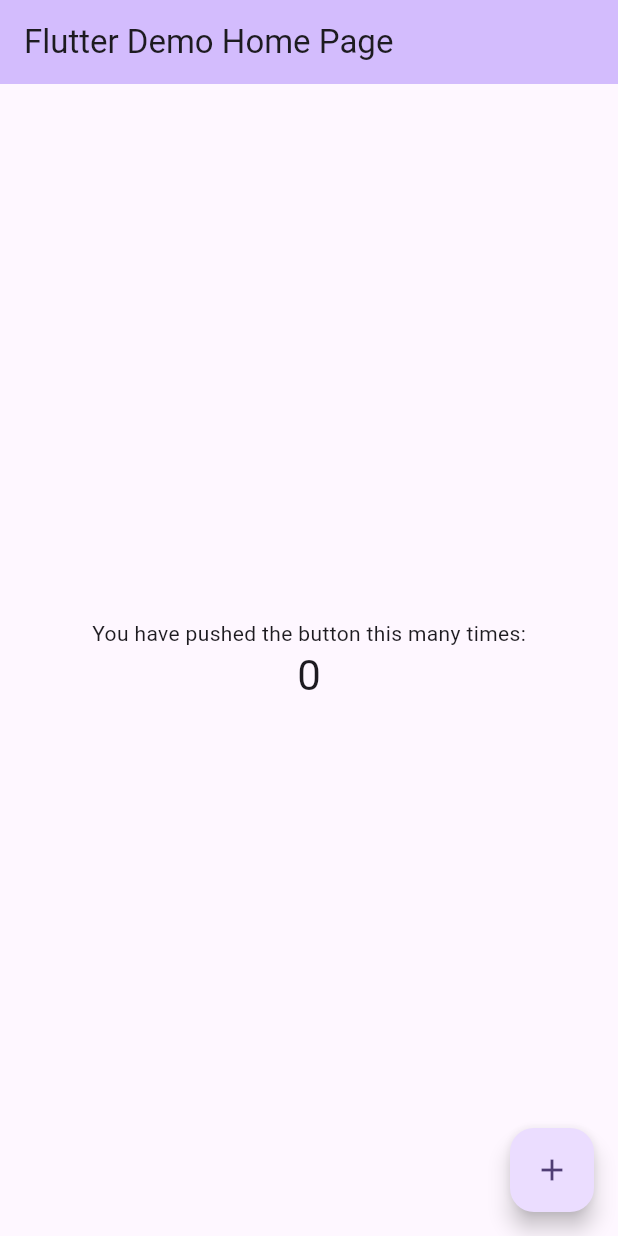
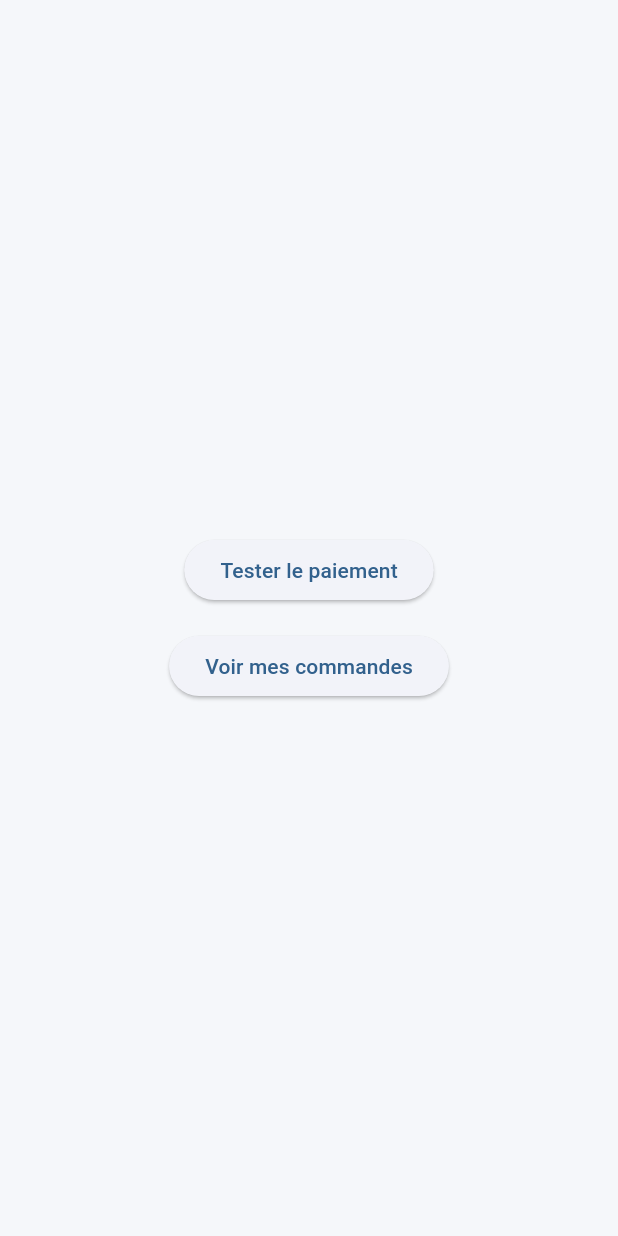
Before and after one commit to ZakariaMAIGA/Projet_Eveiloo, a Flutter app: the screen it shows after launch, on a phone screen of 412 x 824 dp. Run offline on Flutter 3.47's test engine with Material 3 defaults, Android fonts, the phone set to English and light mode, and no system bars; our stand-ins replace cloud_firestore, firebase_auth, firebase_core, flutter_riverpod; accounts and stored records are empty.

Commit message:
Correction affichage des commandes

```diff
--- a/lib/main.dart
+++ b/lib/main.dart
@@ -1,134 +1,89 @@
 import 'package:flutter/material.dart';
 import 'package:firebase_core/firebase_core.dart';
+import 'package:flutter_riverpod/flutter_riverpod.dart';
 import 'firebase_options.dart';
+import 'features/orders/orders_page.dart';
+import 'features/orders/checkout_page.dart';
 
-
-void main () async {
+void main() async {
   WidgetsFlutterBinding.ensureInitialized();
   await Firebase.initializeApp(
     options: DefaultFirebaseOptions.currentPlatform,
   );
-  runApp(const MyApp());
-}
-
   runApp(
     const ProviderScope(
       child: MyApp(),
     ),
   );
 }
+
 class MyApp extends StatelessWidget {
   const MyApp({super.key});
 
-  // This widget is the root of your application.
   @override
   Widget build(BuildContext context) {
     return MaterialApp(
-      title: 'Flutter Demo',
+      title: 'Eveiloo',
+      debugShowCheckedModeBanner: false,
       theme: ThemeData(
-        // This is the theme of your application.
-        //
-        // TRY THIS: Try running your application with "flutter run". You'll see
-        // the application has a purple toolbar. Then, without quitting the app,
-        // try changing the seedColor in the colorScheme below to Colors.green
-        // and then invoke "hot reload" (save your changes or press the "hot
-        // reload" button in a Flutter-supported IDE, or press "r" if you used
-        // the command line to start the app).
-        //
-        // Notice that the counter didn't reset back to zero; the application
-        // state is not lost during the reload. To reset the state, use hot
-        // restart instead.
-        //
-        // This works for code too, not just values: Most code changes can be
-        // tested with just a hot reload.
-        colorScheme: .fromSeed(seedColor: Colors.deepPurple),
+        colorSchemeSeed: const Color(0xFF3D9BE9),
+        fontFamily: 'Roboto',
+        useMaterial3: true,
       ),
-      home: const MyHomePage(title: 'Flutter Demo Home Page'),
+      // TODO: remplacer par l'écran d'authentification (features/auth)
+      // une fois celui-ci implémenté, et récupérer le vrai utilisateurId
+      // via AuthService().utilisateurFirebase!.uid.
+      home: const _DemoHomePage(),
     );
   }
 }
 
-class MyHomePage extends StatefulWidget {
-  const MyHomePage({super.key, required this.title});
+/// Point d'entrée temporaire, le temps que l'écran d'authentification et
+/// le routeur (go_router) soient branchés. Permet de tester directement
+/// les écrans "Paiement" et "Mes Commandes".
+class _DemoHomePage extends StatelessWidget {
+  const _DemoHomePage();
 
-  // This widget is the home page of your application. It is stateful, meaning
-  // that it has a State object (defined below) that contains fields that affect
-  // how it looks.
-
-  // This class is the configuration for the state. It holds the values (in this
-  // case the title) provided by the parent (in this case the App widget) and
-  // used by the build method of the State. Fields in a Widget subclass are
-  // always marked "final".
-
-  final String title;
-
-  @override
-  State<MyHomePage> createState() => _MyHomePageState();
-}
-
-class _MyHomePageState extends State<MyHomePage> {
-  int _counter = 0;
-
-  void _incrementCounter() {
-    setState(() {
-      // This call to setState tells the Flutter framework that something has
-      // changed in this State, which causes it to rerun the build method below
-      // so that the display can reflect the updated values. If we changed
-      // _counter without calling setState(), then the build method would not be
-      // called again, and so nothing would appear to happen.
-      _counter++;
-    });
-  }
+  static const String _utilisateurIdDemo = 'demo-user';
 
   @override
   Widget build(BuildContext context) {
-    // This method is rerun every time setState is called, for instance as done
-    // by the _incrementCounter method above.
-    //
-    // The Flutter framework has been optimized to make rerunning build methods
-    // fast, so that you can just rebuild anything that needs updating rather
-    // than having to individually change instances of widgets.
     return Scaffold(
-      appBar: AppBar(
-        // TRY THIS: Try changing the color here to a specific color (to
-        // Colors.amber, perhaps?) and trigger a hot reload to see the AppBar
-        // change color while the other colors stay the same.
-        backgroundColor: Theme.of(context).colorScheme.inversePrimary,
-        // Here we take the value from the MyHomePage object that was created by
-        // the App.build method, and use it to set our appbar title.
-        title: Text(widget.title),
-      ),
-      body: Center(
-        // Center is a layout widget. It takes a single child and positions it
-        // in the middle of the parent.
-        child: Column(
-          // Column is also a layout widget. It takes a list of children and
-          // arranges them vertically. By default, it sizes itself to fit its
-          // children horizontally, and tries to be as tall as its parent.
-          //
-          // Column has various properties to control how it sizes itself and
-          // how it positions its children. Here we use mainAxisAlignment to
-          // center the children vertically; the main axis here is the vertical
-          // axis because Columns are vertical (the cross axis would be
-          // horizontal).
-          //
-          // TRY THIS: Invoke "debug painting" (choose the "Toggle Debug Paint"
-          // action in the IDE, or press "p" in the console), to see the
-          // wireframe for each widget.
-          mainAxisAlignment: .center,
-          children: [
-            const Text('You have pushed the button this many times:'),
-            Text(
-              '$_counter',
-              style: Theme.of(context).textTheme.headlineMedium,
+      backgroundColor: const Color(0xFFF5F7FA),
+      body: SafeArea(
+        child: Center(
+          child: Padding(
+            padding: const EdgeInsets.all(24),
+            child: Column(
+              mainAxisSize: MainAxisSize.min,
+              children: [
+                ElevatedButton(
+                  onPressed: () => Navigator.of(context).push(
+                    MaterialPageRoute(
+                      builder: (_) => const CheckoutPage(
+                        utilisateurId: _utilisateurIdDemo,
+                        montant: 27000,
+                        adresseLivraison: 'Bamako, Mali',
+                      ),
+                    ),
+                  ),
+                  child: const Text('Tester le paiement'),
+                ),
+                const SizedBox(height: 16),
+                ElevatedButton(
+                  onPressed: () => Navigator.of(context).push(
+                    MaterialPageRoute(
+                      builder: (_) => const OrdersPage(
+                        utilisateurId: _utilisateurIdDemo,
+                      ),
+                    ),
+                  ),
+                  child: const Text('Voir mes commandes'),
+                ),
+              ],
             ),
-          ],
+          ),
         ),
-      ),
-      floatingActionButton: FloatingActionButton(
-        onPressed: _incrementCounter,
-        tooltip: 'Increment',
-        child: const Icon(Icons.add),
       ),
     );
   }
```
Also changed, not shown: pubspec.lock, 1 other file.
